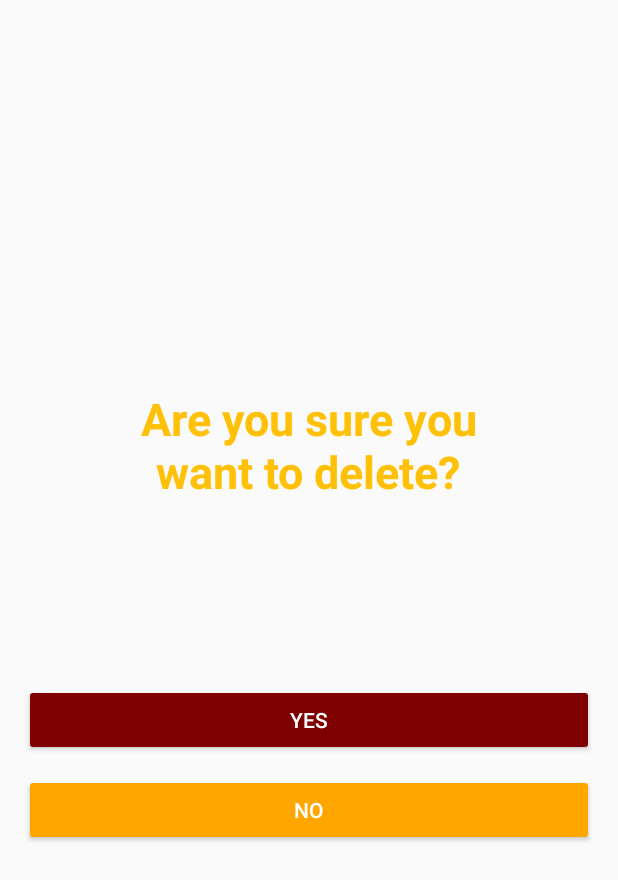
After one commit to tcandrews/barze-436, an Android app: the DeleteBarActivity screen opened directly, with no data from a screen before it, on a phone screen of 412 x 824 dp. The commit adds this screen. Shown: the top 880 px of the screen. Run offline under Robolectric (Android 15) with nearby library versions, the phone set to English and light mode, and no system bars; our stand-ins replace Firebase (no records; nobody signed in at launch, a user with empty details on screens opened directly).

Commit message:
added delete functionality

```diff
--- /dev/null
+++ b/app/src/main/java/com/example/barze/DeleteBarActivity.kt
@@ -0,0 +1,59 @@
+package com.example.barze
+
+import android.content.Intent
+import android.os.Bundle
+import android.os.PersistableBundle
+import android.widget.Button
+import androidx.appcompat.app.AppCompatActivity
+import com.example.barze.data.model.Bar
+import com.google.firebase.firestore.FirebaseFirestore
+
+class DeleteBarActivity : AppCompatActivity() {
+    val db = FirebaseFirestore.getInstance()
+    private lateinit var yesButton : Button
+    private lateinit var noButton : Button
+
+    override fun onCreate(savedInstanceState: Bundle?) {
+        super.onCreate(savedInstanceState)
+        setContentView(R.layout.activity_delete_bar)
+
+        val bundle = intent?.getBundleExtra("BUNDLE")
+        val bar = bundle?.getParcelable<Bar>("BAR")
+
+        yesButton = findViewById(R.id.delete_yes)
+        noButton = findViewById(R.id.delete_no)
+
+        yesButton.setOnClickListener {
+            deleteBar(bar!!)
+            finish()
+        }
+
+        noButton.setOnClickListener {
+            val returnIntent = Intent(applicationContext, MainActivity::class.java)
+            startActivity(returnIntent)
+        }
+    }
+
+    private fun deleteBar(bar: Bar) {
+        val id = when (bar!!.name) {
+            "R.J. Bentley's Filling Station" -> bentleys
+            "Cornerstone Grill & Loft" -> cornerstone
+            "Looney's Pub" -> looneys
+            "MilkBoy ArtHouse" -> milkboy
+            "El Rey" -> elrey
+            "Pizza Kingdom" -> pizza
+            else -> turf
+        }
+        db.collection("bars").document(id).delete()
+    }
+
+    companion object {
+        const val bentleys = "cW18KjrrOqTBHQH8UGfX"
+        const val cornerstone = "oD0jG3JTcnQ6MRteOhYa"
+        const val looneys = "CnNysrPTK1faLI6Z8imP"
+        const val milkboy = "0jEahS8r5I28NzAS6dl6"
+        const val turf = "i1uIEMLH4NiK89DwDGnb"
+        const val elrey = "kZeheKVslY1Wx8uepugG"
+        const val pizza = "H6t8m9tlu85dlVBy3CwX"
+    }
+}
--- a/app/src/main/java/com/example/barze/UpdateBarActivity.kt
+++ b/app/src/main/java/com/example/barze/UpdateBarActivity.kt
@@ -37,6 +37,7 @@ class UpdateBarActivity : AppCompatActivity() {
 
         submitButton = findViewById(R.id.update_submit)
 
+
         submitButton.setOnClickListener {
             updateBar(wait.text.toString(), cover.text.toString(), deals.text.toString(), events.text.toString(), bar)
             finish()
@@ -49,6 +50,7 @@ class UpdateBarActivity : AppCompatActivity() {
             "Cornerstone Grill & Loft" -> cornerstone
             "Looney's Pub" -> looneys
             "MilkBoy ArtHouse" -> milkboy
+            "El Rey" -> elrey
             else -> turf
         }
         val atmosphere = findViewById<RadioGroup>(R.id.update_radioGroup)
@@ -72,5 +74,6 @@ class UpdateBarActivity : AppCompatActivity() {
         const val looneys = "CnNysrPTK1faLI6Z8imP"
         const val milkboy = "0jEahS8r5I28NzAS6dl6"
         const val turf = "i1uIEMLH4NiK89DwDGnb"
+        const val elrey = "kZeheKVslY1Wx8uepugG"
     }
 }
--- /dev/null
+++ b/app/src/main/res/layout/activity_delete_bar.xml
@@ -0,0 +1,63 @@
+<?xml version="1.0" encoding="utf-8"?>
+<androidx.constraintlayout.widget.ConstraintLayout xmlns:android="http://schemas.android.com/apk/res/android"
+    xmlns:app="http://schemas.android.com/apk/res-auto"
+    xmlns:tools="http://schemas.android.com/tools"
+    android:id="@+id/container"
+    android:layout_width="match_parent"
+    android:layout_height="match_parent"
+    android:paddingLeft="@dimen/activity_horizontal_margin"
+    android:paddingTop="@dimen/activity_vertical_margin"
+    android:paddingRight="@dimen/activity_horizontal_margin"
+    android:paddingBottom="@dimen/activity_vertical_margin"
+    tools:context=".AddBarActivity">
+
+    <com.google.android.material.appbar.AppBarLayout
+        android:id="@+id/appBarLayout"
+        android:layout_width="match_parent"
+        android:layout_height="wrap_content"
+        android:theme="@style/AppTheme.AppBarOverlay"
+        app:layout_constraintTop_toTopOf="parent"
+        tools:layout_editor_absoluteX="16dp"/>
+
+    <TextView
+        android:id="@+id/deleteText"
+        android:layout_width="238dp"
+        android:layout_height="94dp"
+        android:text="Are you sure you want to delete?"
+        android:textAlignment="center"
+        android:textColor="#FFC107"
+        android:textSize="30sp"
+        android:textStyle="bold"
+        app:layout_constraintBottom_toBottomOf="parent"
+        app:layout_constraintEnd_toEndOf="parent"
+        app:layout_constraintHorizontal_bias="0.497"
+        app:layout_constraintStart_toStartOf="parent"
+        app:layout_constraintTop_toTopOf="parent"
+        app:layout_constraintVertical_bias="0.348" />
+
+    <Button
+        android:id="@+id/delete_yes"
+        android:layout_width="match_parent"
+        android:layout_height="wrap_content"
+        android:layout_marginBottom="304dp"
+        android:backgroundTint="@color/colorPrimary"
+        android:text="Yes"
+        android:textColor="@android:color/white"
+        app:layout_constraintBottom_toBottomOf="parent"
+        app:layout_constraintEnd_toEndOf="parent"
+        app:layout_constraintStart_toStartOf="parent" />
+
+    <Button
+        android:id="@+id/delete_no"
+        android:layout_width="match_parent"
+        android:layout_height="wrap_content"
+        android:layout_marginBottom="244dp"
+        android:backgroundTint="@color/colorAccent"
+        android:text="No"
+        android:textColor="@android:color/white"
+        app:layout_constraintBottom_toBottomOf="parent"
+        app:layout_constraintEnd_toEndOf="parent"
+        app:layout_constraintStart_toStartOf="parent" />
+
+
+</androidx.constraintlayout.widget.ConstraintLayout>
--- a/app/src/main/res/values/strings.xml
+++ b/app/src/main/res/values/strings.xml
@@ -28,5 +28,6 @@
     <string name="minutes_abbreviation">%1$s mins.</string>
     <string name="review_activity_title">Report Bar Conditions</string>
     <string name="title_activity_update_bar">UpdateBarActivity</string>
+    <string name="title_activity_delete_bar">DeleteBarActivity</string>
     <string name="update_header">Tell us about the conditions at %1$s.</string>
 </resources>
```
Also changed, not shown: app/src/main/AndroidManifest.xml (+9 -0 lines), app/src/main/java/com/example/barze/AddBarActivity.kt (+5 -2 lines), app/src/main/java/com/example/barze/BarsFragment.kt (+8 -0 lines), app/src/main/res/layout/activity_review.xml (+33 -13 lines), app/src/main/res/layout/bottom_sheet.xml (+10 -0 lines).
